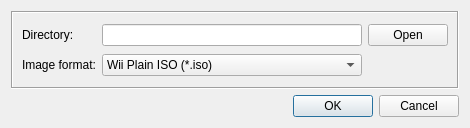
First picture: the form in resources/ui/wiibafudialog.ui, repository evertonstz/wiibafu, before the edit.
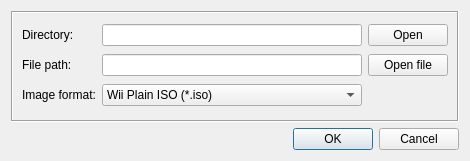
Second picture: the form after the edit. Icons and pictures are not drawn.

Patch:
```diff
--- a/resources/ui/wiibafudialog.ui
+++ b/resources/ui/wiibafudialog.ui
@@ -10,7 +10,7 @@
     <x>0</x>
     <y>0</y>
     <width>470</width>
-    <height>128</height>
+    <height>161</height>
    </rect>
   </property>
   <property name="windowTitle">
@@ -47,14 +47,14 @@
         </property>
        </widget>
       </item>
-      <item row="1" column="0">
+      <item row="4" column="0">
        <widget class="QLabel" name="label_2">
         <property name="text">
          <string>Image format:</string>
         </property>
        </widget>
       </item>
-      <item row="1" column="1">
+      <item row="4" column="1">
        <widget class="QComboBox" name="comboBox_ImageFormat">
         <item>
          <property name="text">
@@ -78,6 +78,23 @@
         </item>
        </widget>
       </item>
+      <item row="2" column="1">
+       <widget class="QLineEdit" name="lineEdit_FilePath"/>
+      </item>
+      <item row="2" column="0">
+       <widget class="QLabel" name="label_FilePath">
+        <property name="text">
+         <string>File path:</string>
+        </property>
+       </widget>
+      </item>
+      <item row="2" column="2">
+       <widget class="QPushButton" name="pushButton_OpenFile">
+        <property name="text">
+         <string>Open file</string>
+        </property>
+       </widget>
+      </item>
      </layout>
     </widget>
    </item>
```
Left out of the diff: 2 changed lines with no effect on the pictures.
